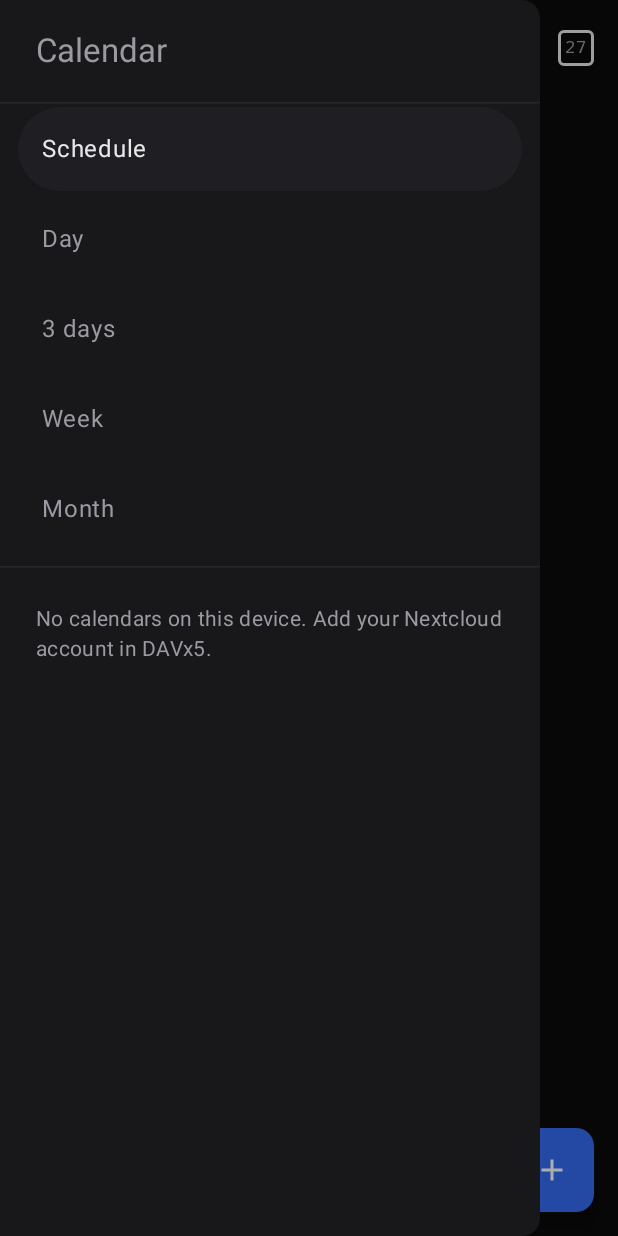
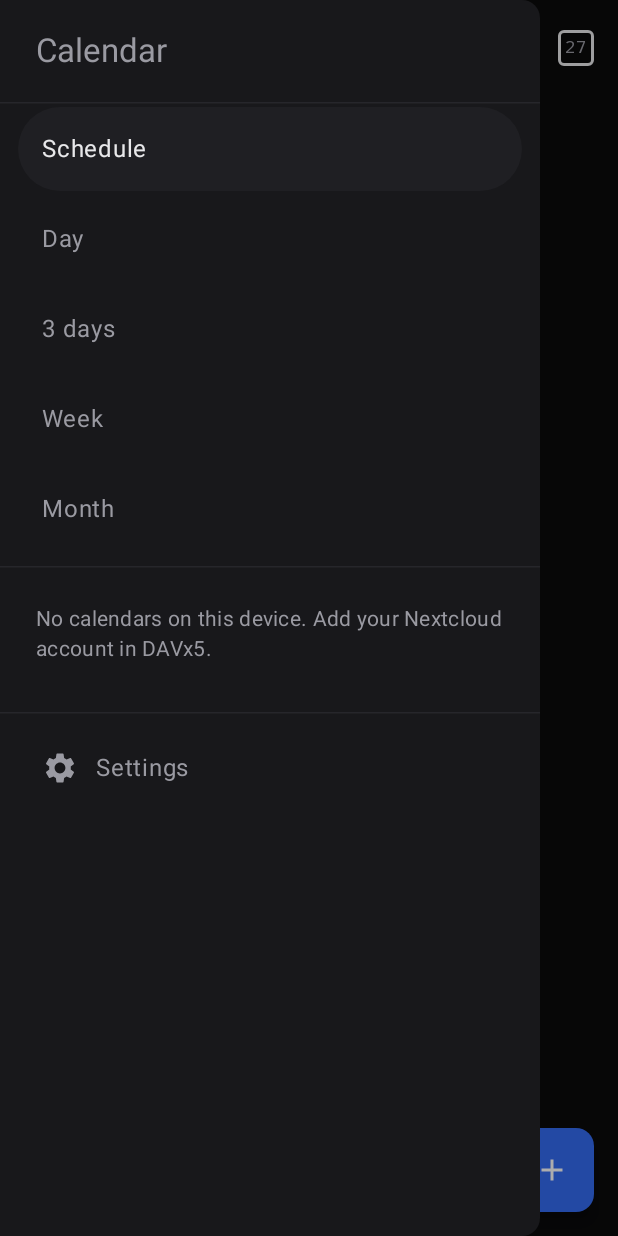
Before and after one commit to bornagojsic/calendar, an Android app built with Jetpack Compose: the screen it shows after launch (MainActivity), after a tap on "Open menu", on a phone screen of 412 x 824 dp. Run offline under Robolectric (Android 15) with nearby library versions, the phone set to English and light mode, and no system bars.

Commit message:
Milestone 5: search, settings, app icon
- Search: top bar search over title, location, description and attendees
  via the provider's Instances search URI, 2 years either side of today,
  listed Schedule-style; tap opens the detail sheet.
- Settings (drawer): week start (phone/Mon/Sun/Sat) and time format
  (phone/12h/24h), stored in DataStore and applied to every view, the
  time picker and the weekly-repeat day chips.
- Adaptive launcher icon with a monochrome layer.

Co-Authored-By: Claude Opus 5.5 <noreply@anthropic.com>

```diff
--- a/app/src/main/AndroidManifest.xml
+++ b/app/src/main/AndroidManifest.xml
@@ -10,6 +10,8 @@
 
     <application
         android:allowBackup="true"
+        android:icon="@mipmap/ic_launcher"
+        android:roundIcon="@mipmap/ic_launcher"
         android:label="@string/app_name"
         android:supportsRtl="true"
         android:theme="@style/Theme.Calendar">
--- a/app/src/main/java/dev/bornagojsic/calendar/CalendarViewModel.kt
+++ b/app/src/main/java/dev/bornagojsic/calendar/CalendarViewModel.kt
@@ -13,10 +13,14 @@ import androidx.compose.runtime.setValue
 import dev.bornagojsic.calendar.data.Scope
 import dev.bornagojsic.calendar.domain.Draft
 import dev.bornagojsic.calendar.domain.Event
+import dev.bornagojsic.calendar.domain.Prefs
 import dev.bornagojsic.calendar.domain.Source
 import kotlinx.coroutines.CancellationException
 import kotlinx.coroutines.ExperimentalCoroutinesApi
 import kotlinx.coroutines.flow.flatMapLatest
+import kotlinx.coroutines.FlowPreview
+import kotlinx.coroutines.flow.debounce
+import kotlinx.coroutines.flow.distinctUntilChanged
 import kotlinx.coroutines.flow.flowOf
 import kotlinx.coroutines.flow.Flow
 import kotlinx.coroutines.flow.MutableStateFlow
@@ -25,6 +29,7 @@ import kotlinx.coroutines.flow.asStateFlow
 import kotlinx.coroutines.flow.map
 import kotlinx.coroutines.flow.stateIn
 import kotlinx.coroutines.launch
+import java.time.DayOfWeek
 import java.time.Instant
 import java.time.LocalDate
 import java.time.LocalDateTime
@@ -41,6 +46,11 @@ enum class ViewMode(val label: String, val days: Int) {
 }
 
 private val VIEW_MODE = stringPreferencesKey("view_mode")
+private val WEEK_START = stringPreferencesKey("week_start")
+private val CLOCK = stringPreferencesKey("clock")
+
+/** How far around today search looks; Instances expands every recurrence in the range, so keep it bounded. */
+private const val SEARCH_YEARS = 2L
 
 /** The open editor: a draft, and the occurrence it edits (null for a new event). */
 data class Editor(val draft: Draft, val source: Source?)
@@ -55,6 +65,52 @@ class CalendarViewModel(
     /** Last used view, Schedule on first launch. null while DataStore loads, so the UI doesn't flash the default. */
     val mode = settings.data
         .map { p -> ViewMode.entries.find { it.name == p[VIEW_MODE] } ?: ViewMode.SCHEDULE }
+        .stateIn(viewModelScope, SharingStarted.WhileSubscribed(5_000), null)
+
+    /** Week start and 12h/24h overrides; defaults (locale) until DataStore loads. */
+    val prefs = settings.data
+        .map { p ->
+            Prefs(
+                weekStart = DayOfWeek.entries.find { it.name == p[WEEK_START] },
+                clock24 = p[CLOCK]?.let { it == "24" },
+            )
+        }
+        .stateIn(viewModelScope, SharingStarted.WhileSubscribed(5_000), Prefs())
+
+    fun setPrefs(prefs: Prefs) {
+        viewModelScope.launch {
+            settings.edit { p ->
+                prefs.weekStart?.let { p[WEEK_START] = it.name } ?: p.remove(WEEK_START)
+                prefs.clock24?.let { p[CLOCK] = if (it) "24" else "12" } ?: p.remove(CLOCK)
+            }
+        }
+    }
+
+    private val _query = MutableStateFlow<String?>(null)
+
+    /** The search text; null while search is closed. */
+    val query = _query.asStateFlow()
+
+    fun search(query: String?) {
+        _query.value = query
+    }
+
+    /** Matches for [query], or null while there's nothing to show (closed, blank, or the first query runs). */
+    @OptIn(ExperimentalCoroutinesApi::class, FlowPreview::class)
+    val results = _query
+        .map { it?.trim().orEmpty() }
+        .distinctUntilChanged()
+        .debounce(250)
+        .flatMapLatest { q ->
+            if (q.isEmpty()) return@flatMapLatest flowOf(null)
+            val today = LocalDate.now()
+            val zone = ZoneId.systemDefault()
+            repo.search(
+                q,
+                today.minusYears(SEARCH_YEARS).atStartOfDay(zone).toInstant(),
+                today.plusYears(SEARCH_YEARS).atStartOfDay(zone).toInstant(),
+            )
+        }
         .stateIn(viewModelScope, SharingStarted.WhileSubscribed(5_000), null)
 
     private val _date = MutableStateFlow(LocalDate.now())
--- a/app/src/main/java/dev/bornagojsic/calendar/MainActivity.kt
+++ b/app/src/main/java/dev/bornagojsic/calendar/MainActivity.kt
@@ -1,6 +1,21 @@
 package dev.bornagojsic.calendar
 
 import android.Manifest
+import androidx.compose.foundation.layout.fillMaxWidth
+import androidx.compose.foundation.text.KeyboardOptions
+import androidx.compose.material.icons.automirrored.filled.ArrowBack
+import androidx.compose.material.icons.filled.Close
+import androidx.compose.material.icons.filled.Search
+import androidx.compose.material3.TextField
+import androidx.compose.material3.TextFieldDefaults
+import androidx.compose.runtime.CompositionLocalProvider
+import androidx.compose.ui.focus.FocusRequester
+import androidx.compose.ui.focus.focusRequester
+import androidx.compose.ui.graphics.Color
+import androidx.compose.ui.text.input.ImeAction
+import dev.bornagojsic.calendar.ui.LocalPrefs
+import dev.bornagojsic.calendar.ui.schedule.SearchResults
+import dev.bornagojsic.calendar.ui.settings.SettingsScreen
 import android.content.Context
 import androidx.compose.foundation.border
 import androidx.compose.foundation.clickable
@@ -172,6 +187,10 @@ private fun CalendarScreen(opening: Pair<Long, Instant>?, onOpened: () -> Unit)
     var picking by rememberSaveable { mutableStateOf(false) }
     val selected by vm.selected.collectAsStateWithLifecycle()
     val details by vm.details.collectAsStateWithLifecycle()
+    val prefs by vm.prefs.collectAsStateWithLifecycle()
+    val query by vm.query.collectAsStateWithLifecycle()
+    val results by vm.results.collectAsStateWithLifecycle()
+    var settingsOpen by rememberSaveable { mutableStateOf(false) }
     val context = LocalContext.current
     val onError: (Throwable) -> Unit = { Toast.makeText(context, "Couldn't save: ${it.message}", Toast.LENGTH_LONG).show() }
     fun create(start: LocalDateTime?) {
@@ -190,7 +209,10 @@ private fun CalendarScreen(opening: Pair<Long, Instant>?, onOpened: () -> Unit)
         ) notifications.launch(Manifest.permission.POST_NOTIFICATIONS)
     }
     BackHandler(enabled = drawerState.isOpen) { scope.launch { drawerState.close() } }
+    BackHandler(enabled = query != null) { vm.search(null) }
 
+    // Settings reach every view, sheet and dialog below.
+    CompositionLocalProvider(LocalPrefs provides prefs) {
         ModalNavigationDrawer(
             drawerState = drawerState,
             drawerContent = {
@@ -202,13 +224,17 @@ private fun CalendarScreen(opening: Pair<Long, Instant>?, onOpened: () -> Unit)
                     },
                     calendars = calendars,
                     onToggle = { vm.setVisible(it.id, !it.visible) },
+                    onSettings = {
+                        settingsOpen = true
+                        scope.launch { drawerState.close() }
+                    },
                 )
             },
         ) {
             Scaffold(
                 containerColor = MaterialTheme.colorScheme.background,
                 topBar = {
-                TopAppBar(
+                    if (query != null) SearchBar(query.orEmpty(), vm::search) else TopAppBar(
                         title = {
                             Text(
                                 date.format(titleFormat),
@@ -220,17 +246,20 @@ private fun CalendarScreen(opening: Pair<Long, Instant>?, onOpened: () -> Unit)
                                 Icon(Icons.Default.Menu, contentDescription = "Open menu")
                             }
                         },
-                    actions = { TodayButton(onClick = { vm.setDate(LocalDate.now()) }) },
+                        actions = {
+                            IconButton(onClick = { vm.search("") }) { Icon(Icons.Default.Search, contentDescription = "Search") }
+                            TodayButton(onClick = { vm.setDate(LocalDate.now()) })
+                        },
                         colors = TopAppBarDefaults.topAppBarColors(containerColor = MaterialTheme.colorScheme.background),
                     )
                 },
                 floatingActionButton = {
-                FloatingActionButton(onClick = { create(null) }) { Icon(Icons.Default.Add, contentDescription = "New event") }
+                    if (query == null) FloatingActionButton(onClick = { create(null) }) { Icon(Icons.Default.Add, contentDescription = "New event") }
                 },
             ) { padding ->
                 Box(Modifier.fillMaxSize().padding(padding)) {
-                // key: each view keeps its own pager/list state; switching views starts fresh at `date`.
-                key(mode) {
+                    // key: each view keeps its own pager/list state; switching views (or the week start) starts fresh at `date`.
+                    if (query != null) results?.let { SearchResults(it, vm::select) } else key(mode, prefs.weekStart) {
                         when (val m = mode) {
                             null -> Unit
                             ViewMode.SCHEDULE -> ScheduleView(date, vm::setDate, vm::events, vm::select)
@@ -244,6 +273,7 @@ private fun CalendarScreen(opening: Pair<Long, Instant>?, onOpened: () -> Unit)
                 }
             }
         }
+        if (settingsOpen) SettingsScreen(prefs, vm::setPrefs, onClose = { settingsOpen = false })
         if (picking) DateDialog(date, onPick = { vm.setDate(it) }, onDismiss = { picking = false })
         selected?.let { event ->
             EventSheet(
@@ -257,6 +287,39 @@ private fun CalendarScreen(opening: Pair<Long, Instant>?, onOpened: () -> Unit)
         vm.editor?.let {
             EventEditor(it, calendars.orEmpty(), vm.writing, vm::update, onSave = { s -> vm.save(s, onError) }, onClose = vm::closeEditor)
         }
+    }
+}
+
+@OptIn(ExperimentalMaterial3Api::class)
+@Composable
+private fun SearchBar(query: String, onQuery: (String?) -> Unit) {
+    val focus = remember { FocusRequester() }
+    LaunchedEffect(Unit) { focus.requestFocus() }
+    TopAppBar(
+        title = {
+            TextField(
+                query,
+                onQuery,
+                placeholder = { Text("Search") },
+                singleLine = true,
+                keyboardOptions = KeyboardOptions(imeAction = ImeAction.Search),
+                colors = TextFieldDefaults.colors(
+                    focusedContainerColor = Color.Transparent,
+                    unfocusedContainerColor = Color.Transparent,
+                    focusedIndicatorColor = Color.Transparent,
+                    unfocusedIndicatorColor = Color.Transparent,
+                ),
+                modifier = Modifier.fillMaxWidth().focusRequester(focus),
+            )
+        },
+        navigationIcon = {
+            IconButton(onClick = { onQuery(null) }) { Icon(Icons.AutoMirrored.Filled.ArrowBack, contentDescription = "Close search") }
+        },
+        actions = {
+            if (query.isNotEmpty()) IconButton(onClick = { onQuery("") }) { Icon(Icons.Default.Close, contentDescription = "Clear") }
+        },
+        colors = TopAppBarDefaults.topAppBarColors(containerColor = MaterialTheme.colorScheme.background),
+    )
 }
 
 @Composable
--- a/app/src/main/java/dev/bornagojsic/calendar/data/CalendarRepository.kt
+++ b/app/src/main/java/dev/bornagojsic/calendar/data/CalendarRepository.kt
@@ -60,6 +60,13 @@ class CalendarRepository(private val resolver: ContentResolver) {
     fun instances(begin: Instant, end: Instant): Flow<List<Event>> =
         changes(CalendarContract.CONTENT_URI).map { queryInstances(begin, end) }.flowOn(Dispatchers.IO)
 
+    /**
+     * Occurrences in [begin, end) matching [query], re-queried on any provider change. The provider's search URI
+     * matches every word (case-insensitive LIKE) against title, description, location and attendee names/emails.
+     */
+    fun search(query: String, begin: Instant, end: Instant): Flow<List<Event>> =
+        changes(CalendarContract.CONTENT_URI).map { queryInstances(begin, end, query) }.flowOn(Dispatchers.IO)
+
     /** The occurrence of [eventId] starting at [begin], or null if it's gone or its calendar is hidden. */
     suspend fun instance(eventId: Long, begin: Instant): Event? = withContext(Dispatchers.IO) {
         queryInstances(begin, begin).find { it.eventId == eventId && it.begin == begin }
@@ -110,10 +117,11 @@ class CalendarRepository(private val resolver: ContentResolver) {
         } ?: emptyList()
     }
 
-    private fun queryInstances(begin: Instant, end: Instant): List<Event> {
-        val uri = Instances.CONTENT_URI.buildUpon().also {
+    private fun queryInstances(begin: Instant, end: Instant, search: String? = null): List<Event> {
+        val uri = (if (search == null) Instances.CONTENT_URI else Instances.CONTENT_SEARCH_URI).buildUpon().also {
             ContentUris.appendId(it, begin.toEpochMilli())
             ContentUris.appendId(it, end.toEpochMilli())
+            search?.let(it::appendPath)
         }.build()
         val projection = arrayOf(
             Instances._ID,
--- a/app/src/main/java/dev/bornagojsic/calendar/ui/day/TimeGridView.kt
+++ b/app/src/main/java/dev/bornagojsic/calendar/ui/day/TimeGridView.kt
@@ -51,6 +51,7 @@ import androidx.lifecycle.compose.collectAsStateWithLifecycle
 import dev.bornagojsic.calendar.domain.Event
 import dev.bornagojsic.calendar.domain.layoutDay
 import dev.bornagojsic.calendar.domain.weekStart
+import dev.bornagojsic.calendar.ui.firstDayOfWeek
 import dev.bornagojsic.calendar.ui.DatePager
 import dev.bornagojsic.calendar.ui.EventChip
 import dev.bornagojsic.calendar.ui.EventLoader
@@ -79,8 +80,9 @@ fun TimeGridView(
     onEvent: (Event) -> Unit,
     onSlot: (LocalDateTime) -> Unit,
 ) {
-    // Week pages start on the locale's first day; Day and 3-day pages start on the date they opened on.
-    val base = LocalDate.ofEpochDay(rememberSaveable { (if (days == 7) weekStart(date) else date).toEpochDay() })
+    // Week pages start on the week's first day; Day and 3-day pages start on the date they opened on.
+    val first = firstDayOfWeek()
+    val base = LocalDate.ofEpochDay(rememberSaveable { (if (days == 7) weekStart(date, first) else date).toEpochDay() })
     var hourHeight by rememberSaveable { mutableFloatStateOf(48f) }
     val density = LocalDensity.current
     val scroll = rememberScrollState(with(density) { (hourHeight.dp * 7).roundToPx() }) // open at 7:00
--- a/app/src/main/java/dev/bornagojsic/calendar/ui/drawer/CalendarDrawer.kt
+++ b/app/src/main/java/dev/bornagojsic/calendar/ui/drawer/CalendarDrawer.kt
@@ -7,6 +7,9 @@ import androidx.compose.foundation.lazy.LazyColumn
 import androidx.compose.foundation.lazy.items
 import androidx.compose.foundation.selection.toggleable
 import androidx.compose.material3.Checkbox
+import androidx.compose.material3.Icon
+import androidx.compose.material.icons.Icons
+import androidx.compose.material.icons.filled.Settings
 import androidx.compose.material3.CheckboxDefaults
 import androidx.compose.material3.HorizontalDivider
 import androidx.compose.material3.MaterialTheme
@@ -29,6 +32,7 @@ fun CalendarDrawer(
     onMode: (ViewMode) -> Unit,
     calendars: List<CalendarInfo>?,
     onToggle: (CalendarInfo) -> Unit,
+    onSettings: () -> Unit,
 ) {
     ModalDrawerSheet(drawerContainerColor = MaterialTheme.colorScheme.surfaceContainerHigh) {
         // One list for everything, so the calendars stay reachable when the drawer is short (landscape).
@@ -72,6 +76,16 @@ fun CalendarDrawer(
                     items(list, key = { it.id }) { cal -> CalendarRow(cal, onToggle) }
                 }
             }
+            item {
+                HorizontalDivider(Modifier.padding(top = 8.dp))
+                NavigationDrawerItem(
+                    label = { Text("Settings") },
+                    icon = { Icon(Icons.Default.Settings, contentDescription = null) },
+                    selected = false,
+                    onClick = onSettings,
+                    modifier = Modifier.padding(horizontal = 12.dp, vertical = 8.dp),
+                )
+            }
         }
     }
 }
--- a/app/src/main/java/dev/bornagojsic/calendar/ui/month/MonthView.kt
+++ b/app/src/main/java/dev/bornagojsic/calendar/ui/month/MonthView.kt
@@ -28,6 +28,7 @@ import androidx.compose.ui.unit.dp
 import androidx.lifecycle.compose.collectAsStateWithLifecycle
 import dev.bornagojsic.calendar.domain.Event
 import dev.bornagojsic.calendar.domain.weekStart
+import dev.bornagojsic.calendar.ui.firstDayOfWeek
 import dev.bornagojsic.calendar.ui.DatePager
 import dev.bornagojsic.calendar.ui.EventChip
 import dev.bornagojsic.calendar.ui.EventLoader
@@ -52,7 +53,7 @@ fun MonthView(date: LocalDate, onDate: (LocalDate) -> Unit, onDay: (LocalDate) -
         rangeOf = { BASE.plusMonths(it.toLong()).let { m -> m.atDay(1)..m.atEndOfMonth() } },
         modifier = Modifier.fillMaxSize(),
     ) { range ->
-        val first = weekStart(range.start)
+        val first = weekStart(range.start, firstDayOfWeek())
         val events by remember(range) { load(first, first.plusDays(41)) }.collectAsStateWithLifecycle(emptyList())
         MonthPage(YearMonth.from(range.start), first, events, onDay)
     }
--- a/app/src/main/java/dev/bornagojsic/calendar/ui/schedule/ScheduleView.kt
+++ b/app/src/main/java/dev/bornagojsic/calendar/ui/schedule/ScheduleView.kt
@@ -17,6 +17,7 @@ import androidx.compose.foundation.layout.width
 import androidx.compose.foundation.lazy.LazyColumn
 import androidx.compose.foundation.lazy.itemsIndexed
 import androidx.compose.foundation.lazy.rememberLazyListState
+import androidx.compose.foundation.lazy.LazyListState
 import androidx.compose.foundation.shape.CircleShape
 import androidx.compose.material3.MaterialTheme
 import androidx.compose.material3.Text
@@ -114,10 +115,38 @@ fun ScheduleView(date: LocalDate, onDate: (LocalDate) -> Unit, load: EventLoader
         }
     }
 
-    val monthFormat = remember { DateTimeFormatter.ofPattern("LLLL yyyy") }
     // A screen of bottom padding, so even the last row (today, a picked date) can sit at the top.
     BoxWithConstraints(Modifier.fillMaxSize()) {
-        LazyColumn(state = list, modifier = Modifier.fillMaxSize(), contentPadding = PaddingValues(bottom = maxHeight)) {
+        DayList(days, zone, onEvent, list, PaddingValues(bottom = maxHeight))
+    }
+}
+
+/** Search results, listed like the Schedule: by day, under month headers. */
+@Composable
+fun SearchResults(events: List<Event>, onEvent: (Event) -> Unit) {
+    val zone = ZoneId.systemDefault()
+    val days = remember(events) {
+        if (events.isEmpty()) emptyList()
+        else groupByDay(events, zone, events.minOf { it.days(zone).start }, events.maxOf { it.days(zone).endInclusive }, emptyList())
+    }
+    if (days.isEmpty()) {
+        Text("No results", Modifier.padding(24.dp), color = MaterialTheme.colorScheme.onSurfaceVariant)
+    } else {
+        DayList(days, zone, onEvent, rememberLazyListState(), PaddingValues())
+    }
+}
+
+@Composable
+private fun DayList(
+    days: List<Pair<LocalDate, List<Event>>>,
+    zone: ZoneId,
+    onEvent: (Event) -> Unit,
+    list: LazyListState,
+    padding: PaddingValues,
+) {
+    val today = LocalDate.now()
+    val monthFormat = remember { DateTimeFormatter.ofPattern("LLLL yyyy") }
+    LazyColumn(state = list, modifier = Modifier.fillMaxSize(), contentPadding = padding) {
         itemsIndexed(days, key = { _, (d, _) -> d.toEpochDay() }) { i, (day, dayEvents) ->
             Column {
                 if (i == 0 || days[i - 1].first.month != day.month || days[i - 1].first.year != day.year) {
@@ -128,7 +157,6 @@ fun ScheduleView(date: LocalDate, onDate: (LocalDate) -> Unit, load: EventLoader
                     )
                 }
                 DayRow(day, day == today, dayEvents, zone, onEvent)
-                }
             }
         }
     }
--- /dev/null
+++ b/app/src/main/res/mipmap-anydpi/ic_launcher.xml
@@ -0,0 +1,6 @@
+<?xml version="1.0" encoding="utf-8"?>
+<adaptive-icon xmlns:android="http://schemas.android.com/apk/res/android">
+    <background android:drawable="@color/ic_launcher_background" />
+    <foreground android:drawable="@drawable/ic_launcher_foreground" />
+    <monochrome android:drawable="@drawable/ic_launcher_foreground" />
+</adaptive-icon>
--- /dev/null
+++ b/app/src/main/res/values/colors.xml
@@ -0,0 +1,3 @@
+<resources>
+    <color name="ic_launcher_background">#111113</color>
+</resources>
```
Also changed, not shown: app/src/main/java/dev/bornagojsic/calendar/domain/Event.kt (+8 -2 lines), app/src/main/java/dev/bornagojsic/calendar/ui/Common.kt (+18 -3 lines), app/src/main/java/dev/bornagojsic/calendar/ui/event/EventEditor.kt (+5 -4 lines), app/src/main/java/dev/bornagojsic/calendar/ui/settings/SettingsScreen.kt (added, +91 -0 lines), app/src/main/res/drawable/ic_launcher_foreground.xml (added, +27 -0 lines), 1 other file. Lines whose indentation alone changed are shown as unchanged.
